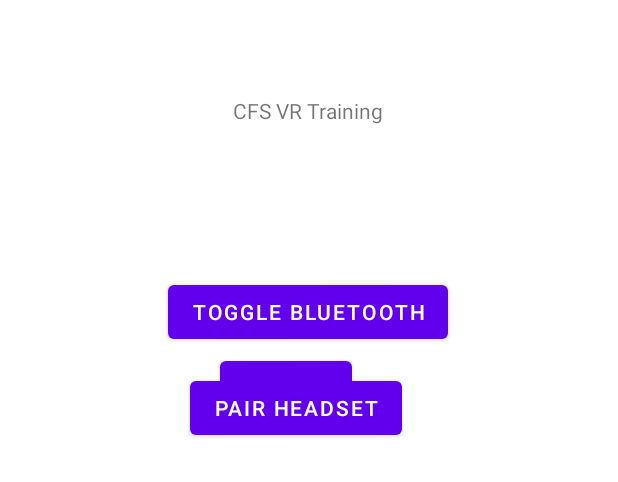
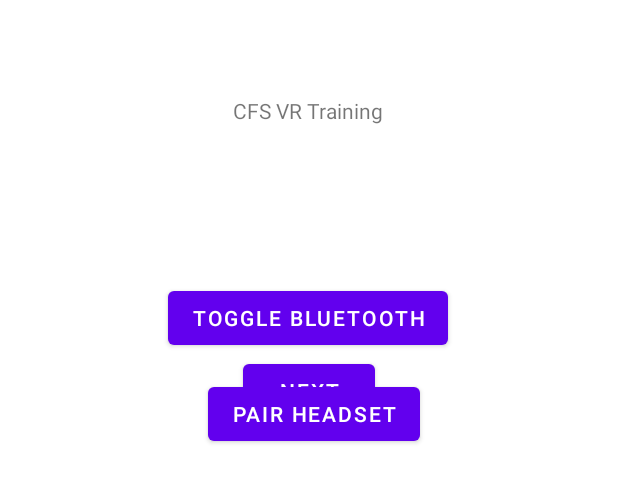
Before and after one commit to Sour-Warrior/CFS_Companion_App, an Android app: the layout fragment_first.xml on its own in the app's theme, with its tools: preview values and no code run, on a phone screen of 412 x 824 dp. Shown: the top 482 px of the screen. Run offline under Robolectric (Android 15) with nearby library versions, the phone set to English and light mode, and no system bars.

Commit message:
Implement some UI elements

```diff
--- a/CFS_VR_CompanionApp/app/src/main/java/com/example/cfs_vr_companionapp/MainActivity.java
+++ b/CFS_VR_CompanionApp/app/src/main/java/com/example/cfs_vr_companionapp/MainActivity.java
@@ -42,6 +42,8 @@ public class MainActivity extends AppCompatActivity {
     public static final String TAG = "Main Activity";
 
     private ActivityMainBinding binding;
+
+    private static DifficultySettings difficultySettings = new DifficultySettings();
 
     BluetoothAdapter _bluetoothAdapter;
     Set<BluetoothDevice> pairedDevices;
--- a/CFS_VR_CompanionApp/app/src/main/res/layout/fragment_first.xml
+++ b/CFS_VR_CompanionApp/app/src/main/res/layout/fragment_first.xml
@@ -24,16 +24,16 @@
         android:text="@string/next"
         app:layout_constraintBottom_toBottomOf="parent"
         app:layout_constraintEnd_toEndOf="parent"
-        app:layout_constraintHorizontal_bias="0.452"
+        app:layout_constraintHorizontal_bias="0.5"
         app:layout_constraintStart_toStartOf="parent"
         app:layout_constraintTop_toBottomOf="@id/textview_first"
-        app:layout_constraintVertical_bias="0.218" />
+        app:layout_constraintVertical_bias="0.221" />
 
     <Button
         android:id="@+id/BTBtn"
         android:layout_width="wrap_content"
         android:layout_height="wrap_content"
-        android:layout_marginBottom="592dp"
+        android:layout_marginBottom="588dp"
         android:text="Toggle Bluetooth"
         app:layout_constraintBottom_toBottomOf="parent"
         app:layout_constraintEnd_toEndOf="parent"
@@ -44,18 +44,18 @@
         android:id="@+id/pairBtn"
         android:layout_width="wrap_content"
         android:layout_height="wrap_content"
-        android:layout_marginEnd="144dp"
-        android:layout_marginBottom="528dp"
+        android:layout_marginEnd="132dp"
+        android:layout_marginBottom="524dp"
         android:text="Pair Headset"
         app:layout_constraintBottom_toBottomOf="parent"
         app:layout_constraintEnd_toEndOf="parent" />
 
     <ListView
+        android:id="@+id/allPairedDevices"
         android:layout_width="409dp"
-        android:id="@+id/allPairedDevices"
         android:layout_height="467dp"
+        app:layout_constraintBottom_toBottomOf="parent"
+        app:layout_constraintEnd_toEndOf="parent"
         tools:layout_editor_absoluteX="1dp"
-        tools:layout_editor_absoluteY="277dp"
-        app:layout_constraintBottom_toBottomOf="parent"
-        app:layout_constraintEnd_toEndOf="parent"/>
+        tools:layout_editor_absoluteY="277dp" />
 </androidx.constraintlayout.widget.ConstraintLayout>
```
Also changed, not shown: CFS_VR_CompanionApp/app/src/main/java/com/example/cfs_vr_companionapp/ConfigureSettings.java (added, +36 -0 lines), CFS_VR_CompanionApp/app/src/main/java/com/example/cfs_vr_companionapp/CurrentDifficultySettings.java (deleted, +0 -20 lines), CFS_VR_CompanionApp/app/src/main/java/com/example/cfs_vr_companionapp/DifficultySettings.java (+56 -5 lines), CFS_VR_CompanionApp/app/src/main/res/layout/configure_settings.xml (added, +30 -0 lines).
